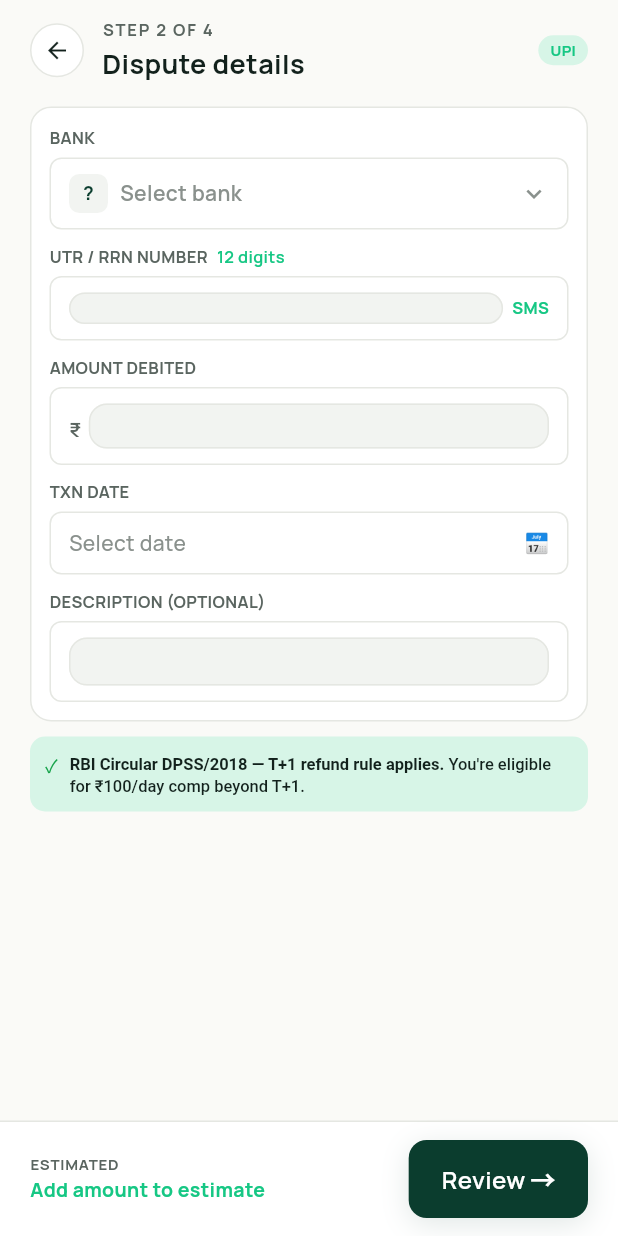
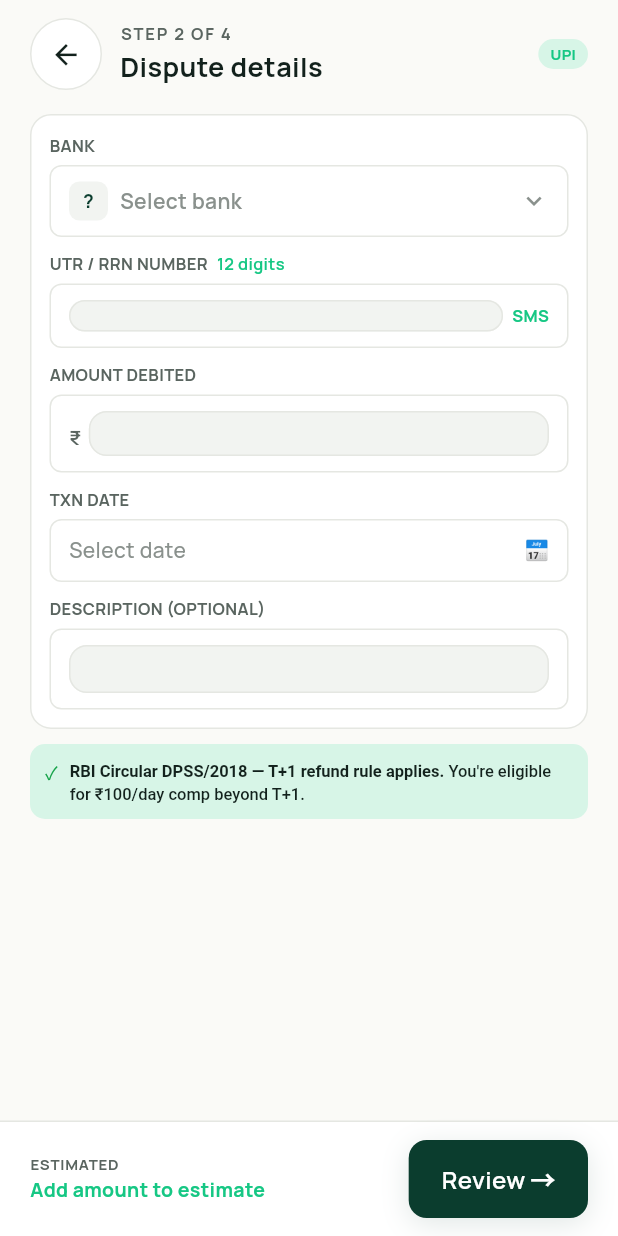
Before and after one commit to aasheesh333/RefundRadar, a Flutter app: the DisputeFormPage screen opened by its route, on a phone screen of 412 x 824 dp. Run offline on Flutter 3.47's test engine with Material 3 defaults, Android fonts, the phone set to English and light mode, and no system bars; our stand-ins replace cloud_firestore, firebase_analytics, firebase_auth, firebase_core, firebase_crashlytics, firebase_messaging and 7 more; missing offline and left inert: onesignal_flutter, purchases_flutter; accounts and stored records are empty; network calls fail.

Commit message:
feat(a11y+platform): 48dp targets, keyboard dismiss, SMS perm, deep-merge, CI split-abi
Phase 3 a11y / keyboard:
- AppBackButton default size 48 + Tooltip/Semantics
- settings close + sms back buttons → 48dp with Semantics
- home FAB SafeArea-aware padding + Tooltip/Semantics + l10n
- home "View all" + reminders Dismiss/Open: opaque 48dp hit targets
- dispute_form + wizard: resizeToAvoidBottomInset + unfocus on tap
- add_banks: resizeToAvoidBottomInset

Phase 4 platform:
- AndroidManifest: READ_SMS + RECEIVE_SMS declared
- CI debug/release: --split-per-abi, release --obfuscate + symbols
  artifact, retention 90 days
- .gitignore: android/local.properties

Phase 5 observability:
- RulesEngineRepository deep-merge (nested maps preserve bundled fields)
- FlutterError.onError always presentError before Crashlytics
- deep-merge unit test updated

flutter analyze 0; flutter test 95/95.

```diff
--- a/lib/features/add_banks/add_banks_page.dart
+++ b/lib/features/add_banks/add_banks_page.dart
@@ -74,6 +74,7 @@ class _AddBanksPageState extends State<AddBanksPage> {
   Widget build(BuildContext context) {
     final banks = _filteredBanks;
     return Scaffold(
+      resizeToAvoidBottomInset: true,
       backgroundColor: AppColors.bgLight,
       body: SafeArea(
         child: Column(
--- a/lib/features/dispute_create/dispute_form_page.dart
+++ b/lib/features/dispute_create/dispute_form_page.dart
@@ -193,7 +193,11 @@ class _DisputeFormPageState extends ConsumerState<DisputeFormPage> {
     final rulesAsync = ref.watch(rulesEngineProvider);
     return Scaffold(
       backgroundColor: AppColors.bgLight,
-      body: SafeArea(
+      resizeToAvoidBottomInset: true,
+      body: GestureDetector(
+        onTap: () => FocusScope.of(context).unfocus(),
+        behavior: HitTestBehavior.opaque,
+        child: SafeArea(
         child: Column(
           children: [
             // header
@@ -201,7 +205,7 @@ class _DisputeFormPageState extends ConsumerState<DisputeFormPage> {
               padding: const EdgeInsets.fromLTRB(20, 12, 20, 6),
               child: Row(
                 children: [
-                  AppBackButton(size: 36, onTap: () => context.pop()),
+                  AppBackButton(onTap: () => context.pop()),
                   const SizedBox(width: 12),
                   Expanded(
                     child: Column(
@@ -523,10 +527,11 @@ class _DisputeFormPageState extends ConsumerState<DisputeFormPage> {
                     ),
                   ),
                 ],
-              ),
-            ),
-          ],
-        ),
+               ),
+             ),
+           ],
+         ),
+       ),
       ),
     );
   }
--- a/lib/main.dart
+++ b/lib/main.dart
@@ -37,6 +37,10 @@ Future<void> _initFirebase() async {
     // 1. Catch Flutter framework errors (rendering, async widget errors) and
     //    forward them to Crashlytics in addition to the default console.
     FlutterError.onError = (FlutterErrorDetails details) {
+      // Always surface in debug (console + red screen). In release the
+      // Crashlytics report is the user-facing signal — presentError is a
+      // no-op there so this is safe on both paths.
+      FlutterError.presentError(details);
       FirebaseCrashlytics.instance.recordFlutterFatalError(details);
     };
 
--- a/lib/shared/widgets/app_back_button.dart
+++ b/lib/shared/widgets/app_back_button.dart
@@ -2,11 +2,11 @@ import 'package:flutter/material.dart';
 import '../../core/theme/app_tokens.dart';
 
 /// Circular back arrow button — used by Screens 5, 6, 7, 8, 12, 13.
-/// 36×36 or 40×40 (default 40), surfaceLight bg, 1px hr border, tx color arrow.
+/// Default size is 48×48 to meet Material minimum touch-target size.
 class AppBackButton extends StatelessWidget {
   const AppBackButton({
     super.key,
-    this.size = 40,
+    this.size = 48,
     this.onTap,
   });
 
@@ -15,7 +15,12 @@ class AppBackButton extends StatelessWidget {
 
   @override
   Widget build(BuildContext context) {
-    return InkWell(
+    return Tooltip(
+      message: 'Back',
+      child: Semantics(
+        button: true,
+        label: 'Back',
+        child: InkWell(
           onTap: onTap ?? () => Navigator.of(context).maybePop(),
           borderRadius: BorderRadius.circular(size),
           child: Container(
@@ -28,8 +33,10 @@ class AppBackButton extends StatelessWidget {
             ),
             child: Icon(
               Icons.arrow_back,
-          size: size * 0.5,
+              size: size * 0.45,
               color: AppColors.textPrimaryLight,
+            ),
+          ),
         ),
       ),
     );
```
Also changed, not shown: lib/data/repositories/rules_engine_repository.dart (+27 -5 lines), lib/features/home/home_page.dart (+30 -5 lines), lib/features/reminders/reminders_page.dart (+28 -4 lines), lib/features/settings/settings_page.dart (+13 -5 lines), lib/features/sms_permission/sms_permission_page.dart (+10 -3 lines), lib/features/wizard/wizard_page.dart (+6 -1 lines), 4 other files. Lines whose indentation alone changed are shown as unchanged.
